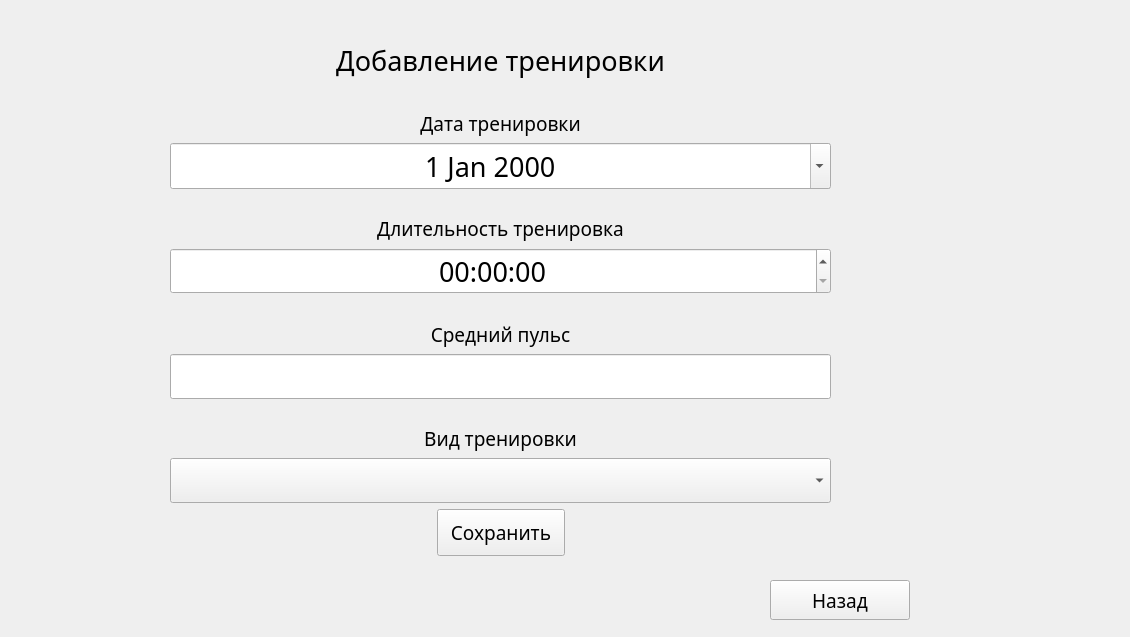
Old version of the form Add_item.ui in the repository TheLastie/FitnessTracker.
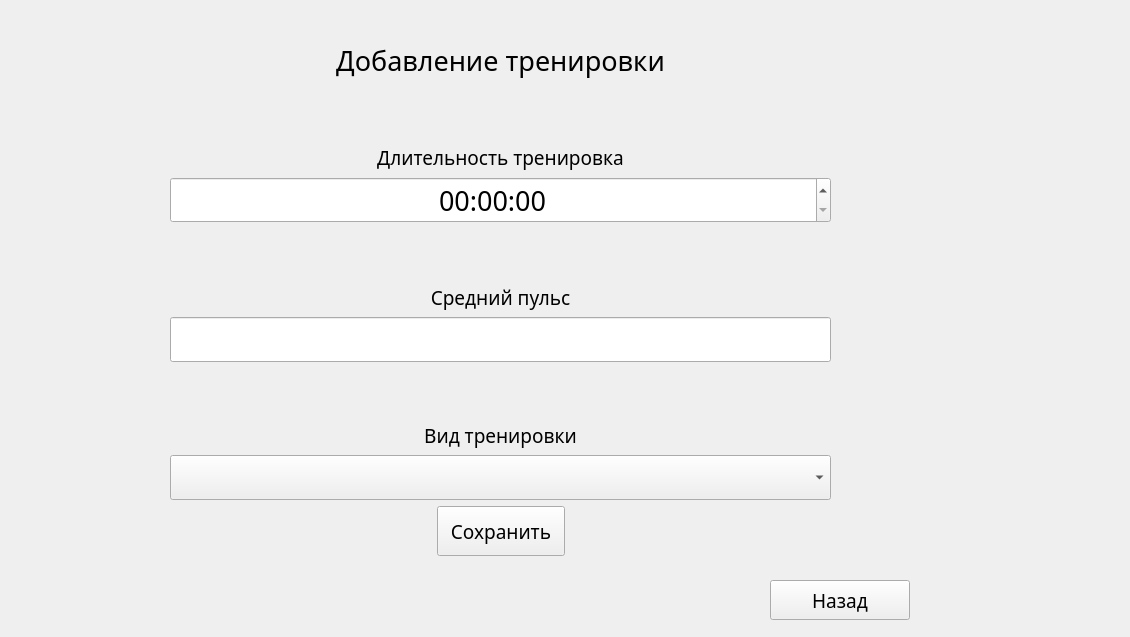
New version of the form. The open tabs and pages were chosen to show the change.

```diff
--- a/Add_item.ui
+++ b/Add_item.ui
@@ -636,41 +636,6 @@
       </rect>
      </property>
      <layout class="QVBoxLayout" name="verticalLayout_3">
-      <item>
-       <widget class="QLabel" name="TrainingDate">
-        <property name="font">
-         <font>
-          <family>Sitka Heading</family>
-          <pointsize>14</pointsize>
-         </font>
-        </property>
-        <property name="text">
-         <string>Дата тренировки</string>
-        </property>
-        <property name="alignment">
-         <set>Qt::AlignBottom|Qt::AlignHCenter</set>
-        </property>
-       </widget>
-      </item>
-      <item>
-       <widget class="QDateEdit" name="dateEdit">
-        <property name="font">
-         <font>
-          <family>Sitka Heading</family>
-          <pointsize>20</pointsize>
-         </font>
-        </property>
-        <property name="alignment">
-         <set>Qt::AlignCenter</set>
-        </property>
-        <property name="accelerated">
-         <bool>false</bool>
-        </property>
-        <property name="calendarPopup">
-         <bool>true</bool>
-        </property>
-       </widget>
-      </item>
       <item>
        <widget class="QLabel" name="TrainingLong">
         <property name="font">
```
Left out of the diff: 10 changed lines with no effect on the pictures.
